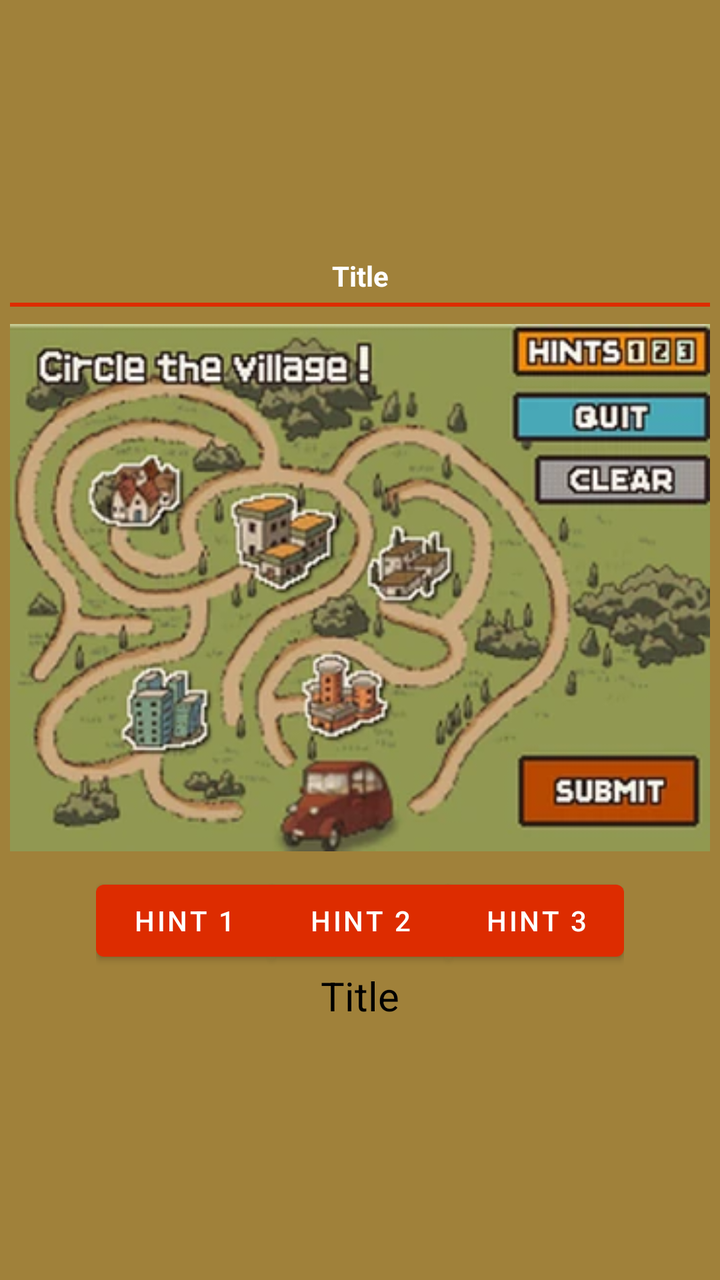
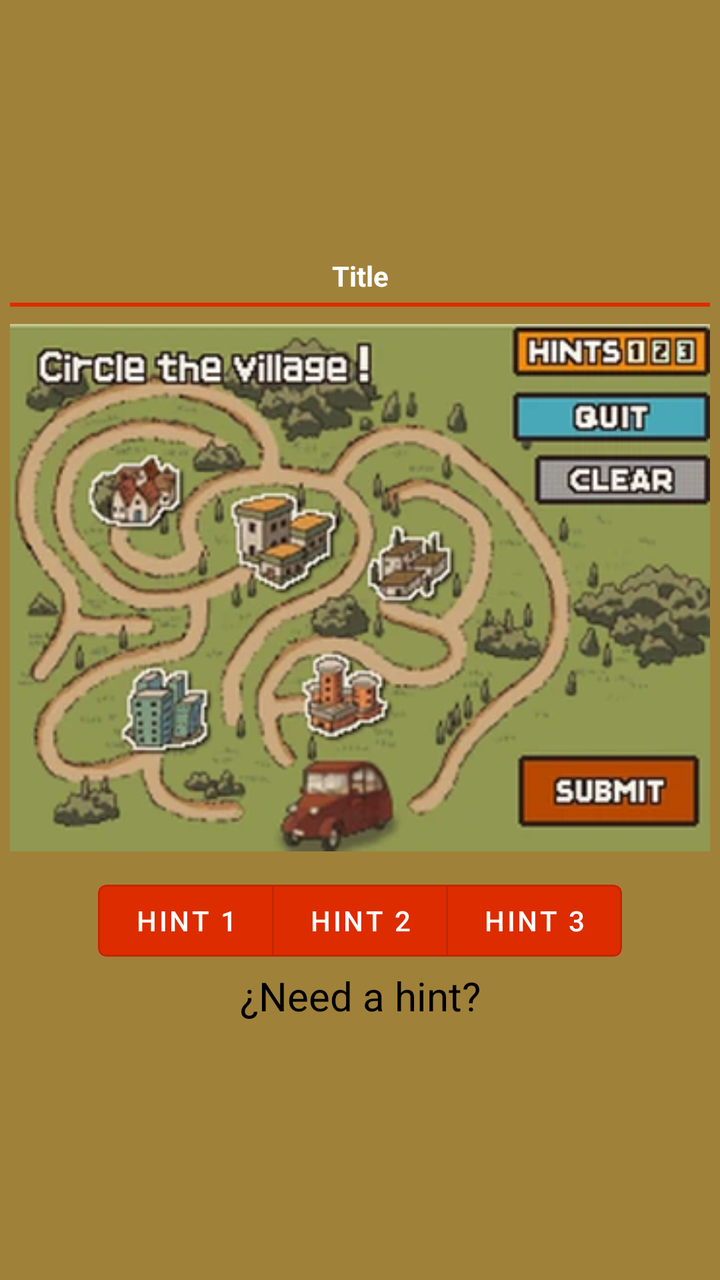

An Android layout rendered at two revisions. The XML below is the earlier revision; the diff shows what the commit changed to produce the second picture.
<!-- AndroidManifest.xml: application theme Theme.PuzzleReminder -->
<!-- res/layout/item_puzzle.xml -->
<?xml version="1.0" encoding="utf-8"?>
<LinearLayout xmlns:android="http://schemas.android.com/apk/res/android"
    xmlns:app="http://schemas.android.com/apk/res-auto"
    android:layout_width="wrap_content"
    android:layout_height="wrap_content"
    android:background="@color/ic_launcher_background"
    android:gravity="center"
    android:orientation="vertical"
    android:padding="5dp">

    <TextView
        android:id="@+id/p_title"
        android:layout_width="match_parent"
        android:layout_height="wrap_content"
        android:text="@string/temp_title"
        android:textAlignment="center"
        android:textColor="@color/white"
        android:textStyle="bold" />

    <View
        android:id="@+id/divider"
        android:layout_width="match_parent"
        android:layout_height="2dp"
        android:layout_marginTop="4dp"
        android:layout_marginBottom="5dp"
        android:background="@color/red" />

    <ImageView
        android:id="@+id/p_iv_central"
        android:layout_width="wrap_content"
        android:layout_height="wrap_content"
        android:layout_marginBottom="7dp"
        app:srcCompat="@drawable/puzzle1" />

    <com.google.android.material.button.MaterialButtonToggleGroup
        android:id="@+id/p_bg_buttons"
        android:layout_width="wrap_content"
        android:layout_height="wrap_content"
        android:orientation="horizontal">

        <com.google.android.material.button.MaterialButton
            android:id="@+id/button_1"
            android:layout_width="wrap_content"
            android:layout_height="wrap_content"
            android:text="@string/p_button_1"
            android:textColor="@color/white"
            app:backgroundTint="@color/red" />

        <com.google.android.material.button.MaterialButton
            android:id="@+id/button_2"
            android:layout_width="wrap_content"
            android:layout_height="wrap_content"
            android:text="@string/p_button_2"
            android:textColor="@color/white"
            app:backgroundTint="@color/red" />

        <com.google.android.material.button.MaterialButton
            android:id="@+id/button_3"
            android:layout_width="wrap_content"
            android:layout_height="wrap_content"
            android:text="@string/p_button_3"
            android:textColor="@color/white"
            app:backgroundTint="@color/red" />

    </com.google.android.material.button.MaterialButtonToggleGroup>

    <TextView
        android:id="@+id/p_hint"
        android:layout_width="match_parent"
        android:layout_height="wrap_content"
        android:text="@string/temp_title"
        android:textAlignment="center"
        android:textColor="@color/black"
        android:textSize="20sp"
        android:textStyle="normal" />

</LinearLayout>
<!-- resources referenced by this layout -->
<resources>
  <color name="black">#FF000000</color>
  <color name="ic_launcher_background">#A0813A</color>
  <color name="red">#DD2C00</color>
  <color name="white">#FFFFFF</color>
  <!-- drawable puzzle1: png bitmap (drawable, 153728 bytes) -->
  <string name="p_button_1">Hint 1</string>
  <string name="p_button_2">Hint 2</string>
  <string name="p_button_3">Hint 3</string>
  <string name="temp_title">Title</string>
  <style name="Theme.PuzzleReminder" parent="Theme.MaterialComponents.DayNight.NoActionBar">
          
          <item name="colorPrimary">@color/purple_500</item>
          <item name="colorPrimaryVariant">@color/purple_700</item>
          <item name="colorOnPrimary">@color/white</item>
          
          <item name="colorSecondary">@color/teal_200</item>
          <item name="colorSecondaryVariant">@color/teal_700</item>
          <item name="colorOnSecondary">@color/black</item>
          
          <item name="android:statusBarColor">?attr/colorPrimaryVariant</item>
          
      </style>
  <color name="purple_500">#FF6200EE</color>
  <color name="purple_700">#FF3700B3</color>
  <color name="teal_200">#FF03DAC5</color>
  <color name="teal_700">#FF018786</color>
</resources>

<!-- the commit's change to res/layout/item_puzzle.xml (unified diff, before → after) -->
@@ -1,8 +1,9 @@
 <?xml version="1.0" encoding="utf-8"?>
 <LinearLayout xmlns:android="http://schemas.android.com/apk/res/android"
     xmlns:app="http://schemas.android.com/apk/res-auto"
-    android:layout_width="wrap_content"
+    android:layout_width="match_parent"
     android:layout_height="wrap_content"
+    android:layout_marginBottom="7dp"
     android:background="@color/ic_launcher_background"
     android:gravity="center"
     android:orientation="vertical"
@@ -27,7 +28,7 @@
 
     <ImageView
         android:id="@+id/p_iv_central"
-        android:layout_width="wrap_content"
+        android:layout_width="match_parent"
         android:layout_height="wrap_content"
         android:layout_marginBottom="7dp"
         app:srcCompat="@drawable/puzzle1" />
@@ -36,7 +37,8 @@
         android:id="@+id/p_bg_buttons"
         android:layout_width="wrap_content"
         android:layout_height="wrap_content"
-        android:orientation="horizontal">
+        android:orientation="horizontal"
+        app:singleSelection="true">
 
         <com.google.android.material.button.MaterialButton
             android:id="@+id/button_1"
@@ -44,7 +46,8 @@
             android:layout_height="wrap_content"
             android:text="@string/p_button_1"
             android:textColor="@color/white"
-            app:backgroundTint="@color/red" />
+            app:backgroundTint="@color/red"
+            style="?attr/materialButtonOutlinedStyle"/>
 
         <com.google.android.material.button.MaterialButton
             android:id="@+id/button_2"
@@ -52,7 +55,8 @@
             android:layout_height="wrap_content"
             android:text="@string/p_button_2"
             android:textColor="@color/white"
-            app:backgroundTint="@color/red" />
+            app:backgroundTint="@color/red"
+            style="?attr/materialButtonOutlinedStyle"/>
 
         <com.google.android.material.button.MaterialButton
             android:id="@+id/button_3"
@@ -60,7 +64,8 @@
             android:layout_height="wrap_content"
             android:text="@string/p_button_3"
             android:textColor="@color/white"
-            app:backgroundTint="@color/red" />
+            app:backgroundTint="@color/red"
+            style="?attr/materialButtonOutlinedStyle"/>
 
     </com.google.android.material.button.MaterialButtonToggleGroup>
 
@@ -68,7 +73,7 @@
         android:id="@+id/p_hint"
         android:layout_width="match_parent"
         android:layout_height="wrap_content"
-        android:text="@string/temp_title"
+        android:text="@string/p_need_a_hint"
         android:textAlignment="center"
         android:textColor="@color/black"
         android:textSize="20sp"
<!-- resource entries referenced after the edit -->
@@ -8,6 +8,7 @@
   <string name="p_button_1">Hint 1</string>
   <string name="p_button_2">Hint 2</string>
   <string name="p_button_3">Hint 3</string>
+  <string name="p_need_a_hint">¿Need a hint?</string>
   <string name="temp_title">Title</string>
   <style name="Theme.PuzzleReminder" parent="Theme.MaterialComponents.DayNight.NoActionBar">
           
